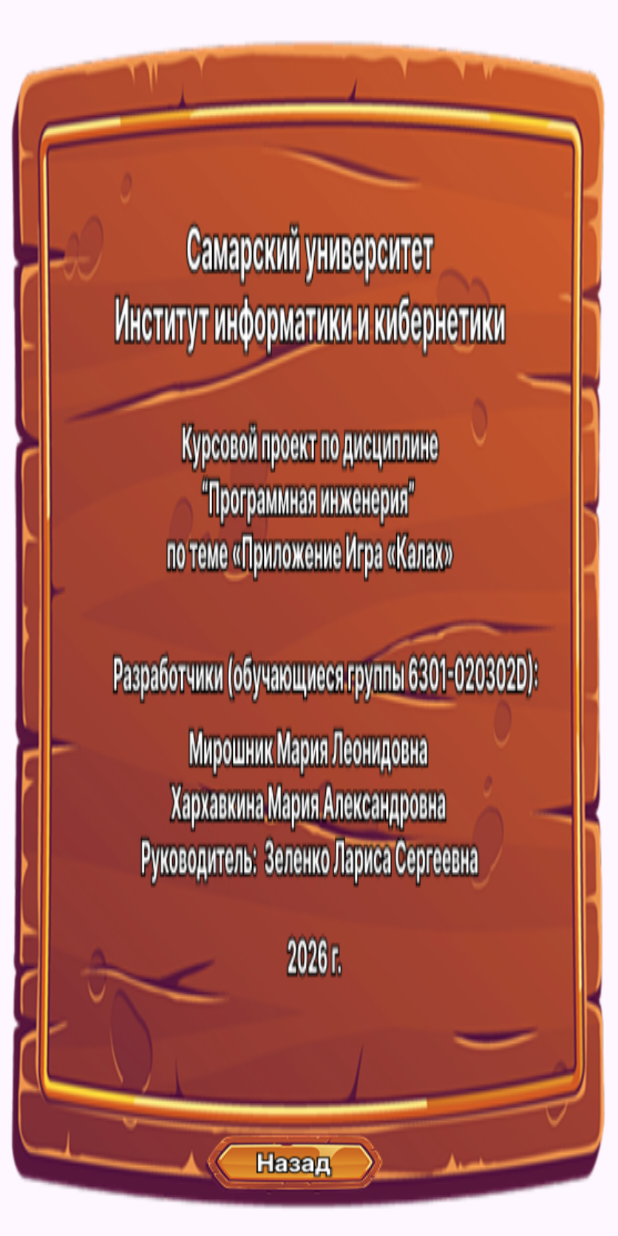
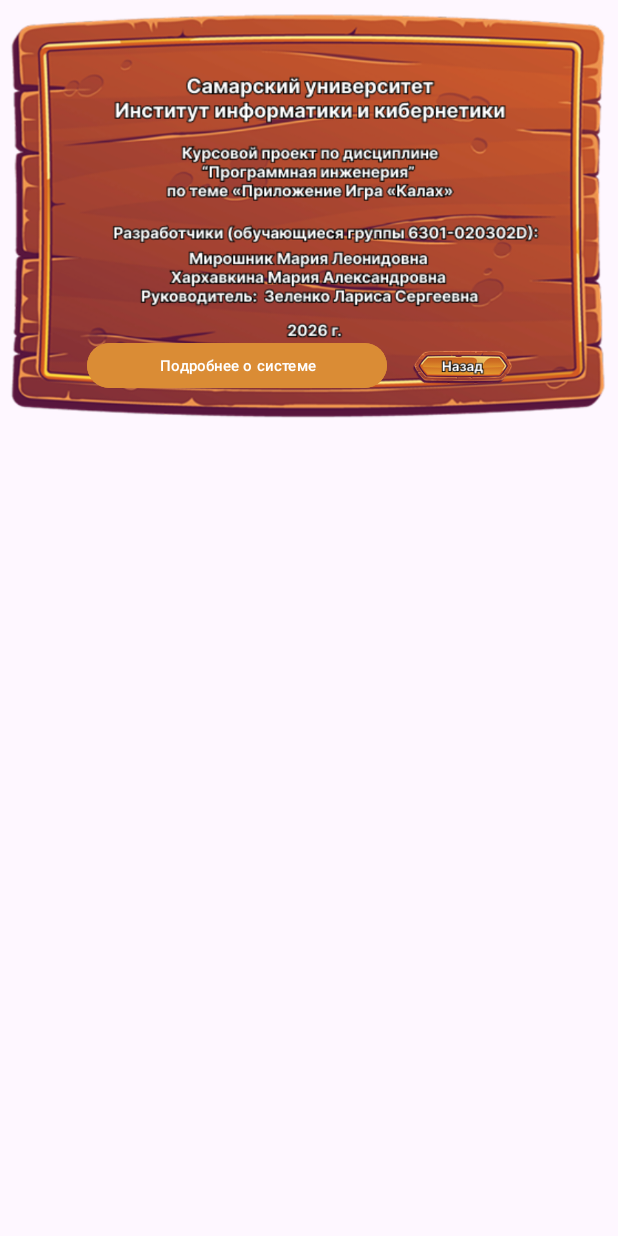
Before and after one commit to Miroshnik-Mariya/Kalah_PI_team, an Android app: the layout info_dialog.xml on its own in the app's theme, with its tools: preview values and no code run, on a phone screen of 412 x 824 dp. Run offline under Robolectric (Android 15) with nearby library versions, the light colour scheme and no system bars.

Commit message:
ФИНАЛЬНАЯ ВЕРСИЯ: С ПДФ-РУКОВОДСТВОМ И КРАСИВЫМ ИНФО-КАНАЛОМ
Итоговая версия проекта.

```diff
--- a/app/src/main/res/layout/info_dialog.xml
+++ b/app/src/main/res/layout/info_dialog.xml
@@ -1,24 +1,59 @@
 <?xml version="1.0" encoding="utf-8"?>
-<RelativeLayout xmlns:android="http://schemas.android.com/apk/res/android"
+<FrameLayout xmlns:android="http://schemas.android.com/apk/res/android"
     xmlns:app="http://schemas.android.com/apk/res-auto"
-    android:layout_width="wrap_content"
+    android:layout_width="match_parent"
     android:layout_height="wrap_content"
-    android:background="@drawable/info_dialog_2"
-    android:minHeight="200dp"
-    android:padding="24dp">
+    android:minWidth="300dp">
 
-    <ImageButton
-        android:id="@+id/dialog_button"
-        android:layout_width="wrap_content"
+    <ImageView
+        android:layout_width="match_parent"
         android:layout_height="wrap_content"
-        android:layout_alignParentBottom="true"
-        android:layout_centerHorizontal="true"
-        android:background="@android:color/transparent"
+        android:adjustViewBounds="true"
         android:scaleType="fitCenter"
-        android:contentDescription="Закрыть"
+        android:src="@drawable/info_dialog_2" />
 
-        android:minWidth="48dp"
-        android:minHeight="48dp"
-        app:srcCompat="@drawable/btn_back" />
+    <LinearLayout
+        android:layout_width="match_parent"
+        android:layout_height="match_parent"
+        android:orientation="vertical">
 
-</RelativeLayout>
+        <!-- Растягивающееся пространство сверху (прижимает кнопки вниз) -->
+        <Space
+            android:layout_width="match_parent"
+            android:layout_height="0dp"
+            android:layout_weight="1" />
+
+        <!-- Контейнер с кнопками внизу -->
+        <LinearLayout
+            android:layout_width="match_parent"
+            android:layout_height="wrap_content"
+            android:orientation="horizontal"
+            android:gravity="center_horizontal"
+            android:paddingHorizontal="16dp"
+            android:layout_marginBottom="20dp">
+
+            <Button
+                android:id="@+id/btn_download_manual"
+                android:layout_width="200dp"
+                android:layout_height="38dp"
+                android:layout_marginEnd="8dp"
+                android:backgroundTint="#da8c35"
+                android:text="Подробнее о системе"
+                android:textColor="#FFFFFF"
+                android:textSize="10sp" />
+
+            <ImageButton
+                android:id="@+id/dialog_button"
+                android:layout_width="80dp"
+                android:layout_height="40dp"
+                android:layout_marginStart="8dp"
+                android:background="@android:color/transparent"
+                android:scaleType="fitCenter"
+                android:contentDescription="Закрыть"
+                app:srcCompat="@drawable/btn_back" />
+
+        </LinearLayout>
+
+    </LinearLayout>
+
+</FrameLayout>
```
Also changed, not shown: app/src/main/AndroidManifest.xml (+18 -1 lines), app/src/main/java/com/example/kalah/MainActivity.kt (+107 -1 lines), app/src/main/res/xml/file_paths.xml (added, +7 -0 lines), 1 other file.
